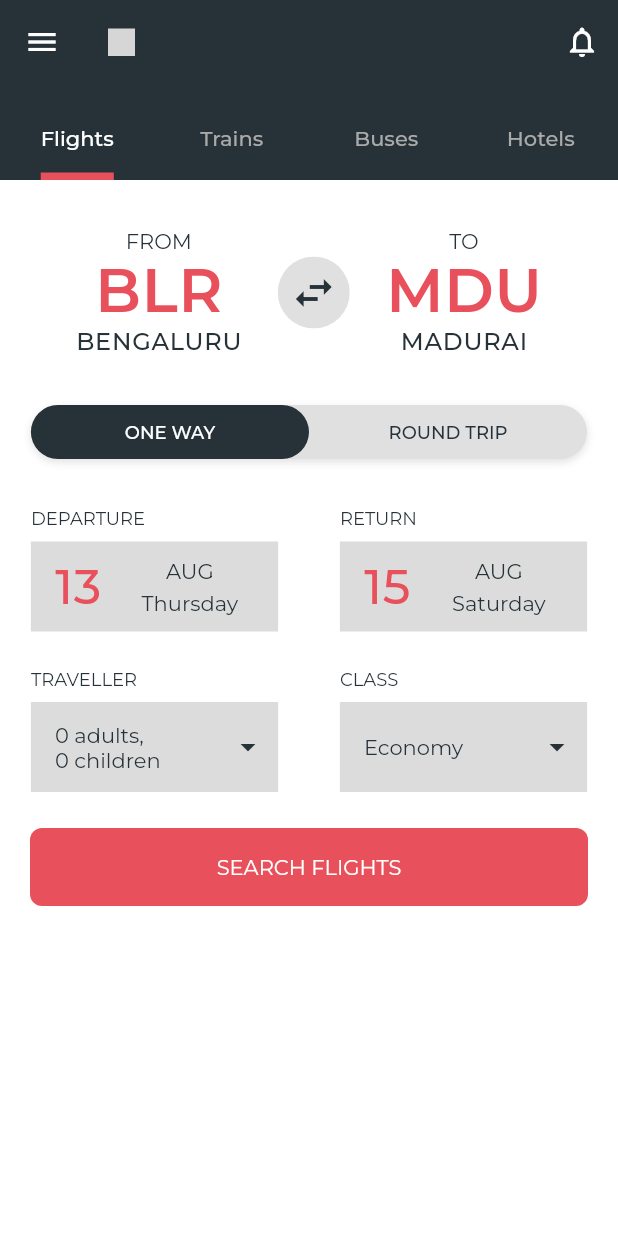
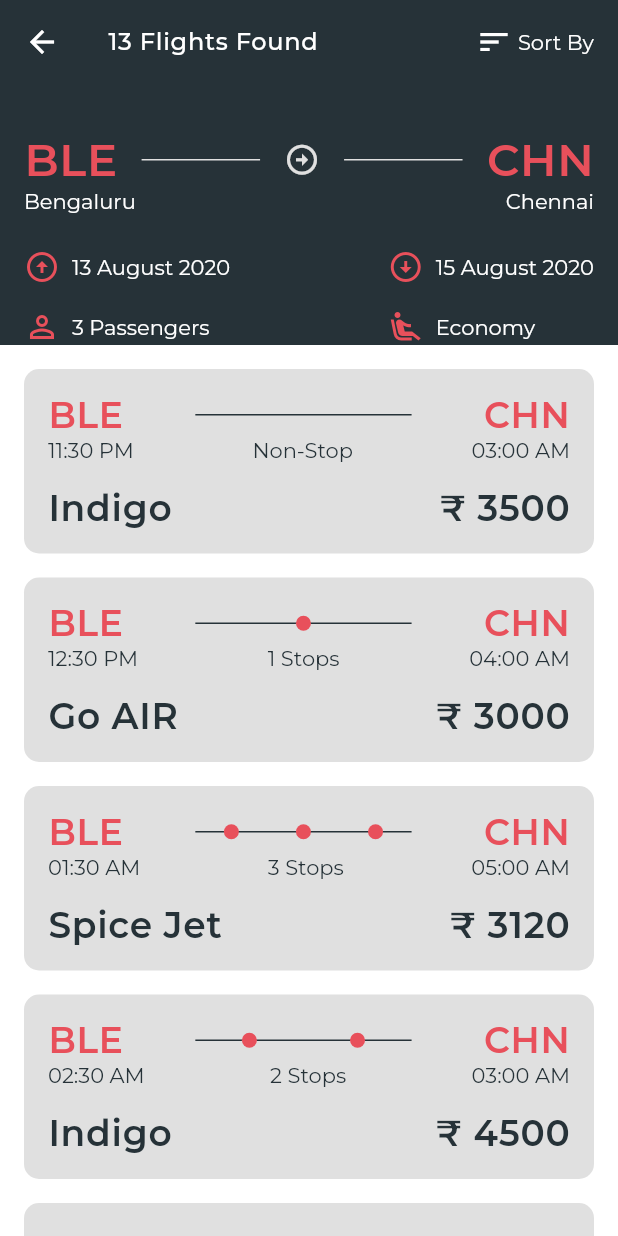
Before and after one commit to bala0406/Travel_App_Prototype, a Flutter app: the HomeScreen screen opened directly, after a tap on "SEARCH FLIGHTS", on a phone screen of 412 x 824 dp. Run offline on Flutter 3.47's test engine with Material 2 defaults, Android fonts, the phone set to English and light mode, and no system bars; drawn by our look-alikes of flutter_toggle_tab; our stand-ins replace device_preview, flutter_svg, google_fonts; grey boxes are pictures that could not be loaded.

Commit message:
Implement Flight Search results Screen

```diff
--- /dev/null
+++ b/lib/Models/FlightCardModel.dart
@@ -0,0 +1,31 @@
+import 'package:flutter/material.dart';
+import 'package:travel_app/common/Styles.dart';
+
+class FlightCardModel {
+  Widget image;
+  String from;
+  String to;
+  String fromTime;
+  String toTime;
+  String stops;
+  int stopsCount;
+  double price;
+
+  FlightCardModel(
+      {image,
+      this.from,
+      this.to,
+      this.fromTime,
+      this.toTime,
+      this.stops,
+      this.stopsCount,
+      this.price}) {
+    this.image = image ??
+        Container(
+          child: Text(
+            "Indigo",
+            style: Styles.primaryTitleTextStyle,
+          ),
+        );
+  }
+}
--- a/lib/Screens/Home/FlightsScreen.dart
+++ b/lib/Screens/Home/FlightsScreen.dart
@@ -1,5 +1,6 @@
 import 'package:flutter/material.dart';
 import 'package:flutter_toggle_tab/flutter_toggle_tab.dart';
+import 'package:travel_app/Screens/Home/SearchResults/SearchResultsScreen.dart';
 import 'package:travel_app/Widgets/Button.dart';
 import 'package:travel_app/common/Styles.dart';
 
@@ -139,7 +140,12 @@ class _FlightsScreenState extends State<FlightsScreen> {
             padding: const EdgeInsets.symmetric(horizontal: 20.0),
             child: button(
                 text: "SEARCH FLIGHTS",
-                onTap: () {},
+                onTap: () {
+                  Navigator.push(
+                      context,
+                      MaterialPageRoute(
+                          builder: (context) => SearchResultsScreen()));
+                },
                 color: Theme.of(context).accentColor,
                 textStyle: Theme.of(context).textTheme.button,
                 context: context),
@@ -183,9 +189,9 @@ class _FlightsScreenState extends State<FlightsScreen> {
       unSelectedTextStyle: Styles.body2TextStyleBold,
       labels: ["ONE WAY", "ROUND TRIP"],
       selectedLabelIndex: (index) {
-        // setState(() {
-        //   _selectedToggleTab = index;
-        // });
+        setState(() {
+          _selectedToggleTab = index;
+        });
       },
     );
   }
@@ -356,7 +362,9 @@ class _FlightsScreenState extends State<FlightsScreen> {
                           ),
                           Text(
                             day,
-                            style: Theme.of(context).textTheme.bodyText1,
+                            style: Styles.body1TextStyle,
+                            maxLines: 1,
+                            overflow: TextOverflow.ellipsis,
                           ),
                         ],
                       ),
--- a/lib/Screens/Home/HomeScreen.dart
+++ b/lib/Screens/Home/HomeScreen.dart
@@ -10,7 +10,6 @@ class HomeScreen extends StatefulWidget {
 
 class _HomeScreenState extends State<HomeScreen> {
   GlobalKey<ScaffoldState> _scaffoldKey = GlobalKey<ScaffoldState>();
-
   @override
   Widget build(BuildContext context) {
     return DefaultTabController(
--- /dev/null
+++ b/lib/Screens/Home/SearchResults/SearchResultsScreen.dart
@@ -0,0 +1,499 @@
+import 'package:flutter/cupertino.dart';
+import 'package:flutter/material.dart';
+import 'package:flutter/widgets.dart';
+import 'package:travel_app/Models/FlightCardModel.dart';
+import 'package:travel_app/Widgets/Button.dart';
+import 'package:travel_app/common/Styles.dart';
+import 'dart:math' as math;
+
+class SearchResultsScreen extends StatefulWidget {
+  @override
+  _SearchResultsScreenState createState() => _SearchResultsScreenState();
+}
+
+class _SearchResultsScreenState extends State<SearchResultsScreen> {
+  double appBarHeight = AppBar().preferredSize.height;
+  // GlobalKey sliverKey = GlobalKey();
+  // RenderBox _renderBox = sliverKey.currentContext.findRenderObject()
+  List<FlightCardModel> dummyCardData = [
+    FlightCardModel(
+        image: Text(
+          "Indigo",
+          style: Styles.primaryTitleTextStyle,
+        ),
+        from: "BLE",
+        to: "CHN",
+        fromTime: "11:30 PM",
+        toTime: "03:00 AM",
+        stops: "non-stop",
+        stopsCount: 0,
+        price: 3500),
+    FlightCardModel(
+        image: Text(
+          "Go AIR",
+          style: Styles.primaryTitleTextStyle,
+        ),
+        from: "BLE",
+        to: "CHN",
+        fromTime: "12:30 PM",
+        toTime: "04:00 AM",
+        stops: "one-stop",
+        stopsCount: 1,
+        price: 3000),
+    FlightCardModel(
+        image: Text(
+          "Spice Jet",
+          style: Styles.primaryTitleTextStyle,
+        ),
+        from: "BLE",
+        to: "CHN",
+        fromTime: "01:30 AM",
+        toTime: "05:00 AM",
+        stops: "three-stop",
+        stopsCount: 3,
+        price: 3120),
+    FlightCardModel(
+        from: "BLE",
+        to: "CHN",
+        fromTime: "02:30 AM",
+        toTime: "03:00 AM",
+        stops: "two-stop",
+        stopsCount: 2,
+        price: 4500),
+    FlightCardModel(
+        from: "BLE",
+        to: "CHN",
+        fromTime: "11.30 PM",
+        toTime: "03.00 AM",
+        stops: "non-stop",
+        stopsCount: 0,
+        price: 5000),
+    FlightCardModel(
+        image: Text(
+          "Indigo",
+          style: Styles.primaryTitleTextStyle,
+        ),
+        from: "BLE",
+        to: "CHN",
+        fromTime: "11:30 PM",
+        toTime: "03:00 AM",
+        stops: "non-stop",
+        stopsCount: 0,
+        price: 3500),
+    FlightCardModel(
+        image: Text(
+          "Go AIR",
+          style: Styles.primaryTitleTextStyle,
+        ),
+        from: "BLE",
+        to: "CHN",
+        fromTime: "12:30 PM",
+        toTime: "04:00 AM",
+        stops: "one-stop",
+        stopsCount: 1,
+        price: 3000),
+    FlightCardModel(
+        image: Text(
+          "Spice Jet",
+          style: Styles.primaryTitleTextStyle,
+        ),
+        from: "BLE",
+        to: "CHN",
+        fromTime: "01:30 AM",
+        toTime: "05:00 AM",
+        stops: "three-stop",
+        stopsCount: 3,
+        price: 3120),
+    FlightCardModel(
+        from: "BLE",
+        to: "CHN",
+        fromTime: "02:30 AM",
+        toTime: "03:00 AM",
+        stops: "two-stop",
+        stopsCount: 2,
+        price: 4500),
+    FlightCardModel(
+        from: "BLE",
+        to: "CHN",
+        fromTime: "11.30 PM",
+        toTime: "03.00 AM",
+        stops: "non-stop",
+        stopsCount: 0,
+        price: 5000),
+    FlightCardModel(
+        image: Text(
+          "Indigo",
+          style: Styles.primaryTitleTextStyle,
+        ),
+        from: "BLE",
+        to: "CHN",
+        fromTime: "11:30 PM",
+        toTime: "03:00 AM",
+        stops: "non-stop",
+        stopsCount: 0,
+        price: 3500),
+    FlightCardModel(
+        image: Text(
+          "Go AIR",
+          style: Styles.primaryTitleTextStyle,
+        ),
+        from: "BLE",
+        to: "CHN",
+        fromTime: "12:30 PM",
+        toTime: "04:00 AM",
+        stops: "one-stop",
+        stopsCount: 1,
+        price: 3000),
+    FlightCardModel(
+        image: Text(
+          "Spice Jet",
+          style: Styles.primaryTitleTextStyle,
+        ),
+        from: "BLE",
+        to: "CHN",
+        fromTime: "01:30 AM",
+        toTime: "05:00 AM",
+        stops: "three-stop",
+        stopsCount: 3,
+        price: 3120),
+  ];
+  @override
+  Widget build(BuildContext context) {
+    return Scaffold(
+        body: CustomScrollView(
+      physics: const BouncingScrollPhysics(),
+      slivers: [
+        SliverAppBar(
+          // key: sliverKey,
+          floating: false,
+          leading: IconButton(
+            icon: Icon(Icons.arrow_back),
+            onPressed: () {
+              Navigator.pop(context);
+            },
+          ),
+          title: Text(
+            "13 Flights Found",
+            style: Styles.secondaryTitleTextStyle.copyWith(color: Colors.white),
+          ),
+          pinned: true,
+          actions: [
+            Padding(
+              padding: const EdgeInsets.only(right: 16),
+              child: InkWell(
+                splashColor: Colors.white10,
+                onTap: () {},
+                child: Row(
+                  mainAxisAlignment: MainAxisAlignment.center,
+                  children: [
+                    Icon(Icons.sort_outlined),
+                    SizedBox(
+                      width: 4,
+                    ),
+                    Text(
+                      "Sort By",
+                      style:
+                          Styles.body1TextStyle.copyWith(color: Colors.white),
+                    )
+                  ],
+                ),
+              ),
+            )
+          ],
+          flexibleSpace: FlexibleSpaceBar(
+            background: Padding(
+                padding: EdgeInsets.only(top: appBarHeight + 32),
+                child: _buildSliverAppBarContent()),
+            collapseMode: CollapseMode.parallax,
+            stretchModes: [
+              StretchMode.zoomBackground,
+              StretchMode.blurBackground,
+              StretchMode.fadeTitle
+            ],
+          ),
+          expandedHeight: 230,
+          stretch: true,
+          // stretchTriggerOffset: 150,
+          // (sliverKey.currentContext.findRenderObject() as RenderBox).localToGlobal(Offset.zero) as double
+        ),
+        SliverList(
+            delegate: SliverChildBuilderDelegate((context, index) {
+          return _buildFlightCard(dummyCardData[index]);
+        }, childCount: dummyCardData.length)),
+      ],
+    ));
+  }
+
+  Widget _buildSliverAppBarContent() {
+    return Container(child: _buildTravelInformation());
+  }
+
+  Widget _buildTravelInformation() {
+    return Padding(
+      padding: const EdgeInsets.symmetric(horizontal: 16),
+      child: Column(
+        children: [
+          Row(
+            mainAxisAlignment: MainAxisAlignment.spaceBetween,
+            children: [
+              Text(
+                "BLE",
+                style: Styles.accentTitleTextStyle.copyWith(fontSize: 30),
+              ),
+              Expanded(
+                child: Padding(
+                  padding: const EdgeInsets.symmetric(horizontal: 16),
+                  child: Container(height: 1, color: Styles.secondaryGreyColor),
+                ),
+              ),
+              // SizedBox(width: 4,),
+              Transform.rotate(
+                  angle: math.pi / 2,
+                  child: Icon(
+                    Icons.arrow_circle_up,
+                    color: Styles.secondaryGreyColor,
+                  )),
+              // SizedBox(width: 4,),
+              Expanded(
+                child: Padding(
+                  padding: const EdgeInsets.symmetric(horizontal: 16),
+                  child: Container(height: 1, color: Styles.secondaryGreyColor),
+                ),
+              ),
+              Text(
+                "CHN",
+                style: Styles.accentTitleTextStyle.copyWith(fontSize: 30),
+              )
+            ],
+          ),
+          Row(
+            mainAxisAlignment: MainAxisAlignment.spaceBetween,
+            children: [
+              Text(
+                "Bengaluru",
+                style: Styles.body1TextStyle.copyWith(color: Colors.white),
+              ),
+              Text(
+                "Chennai",
+                style: Styles.body1TextStyle.copyWith(color: Colors.white),
+              ),
+            ],
+          ),
+          SizedBox(
+            height: 24,
+          ),
+          Row(
+            mainAxisAlignment: MainAxisAlignment.spaceBetween,
+            children: [
+              Align(
+                alignment: Alignment.centerLeft,
+                child: Container(
+                  // decoration:
+                  //     BoxDecoration(border: Border.all(color: Colors.red)),
+                  child: Column(
+                    crossAxisAlignment: CrossAxisAlignment.start,
+                    children: [
+                      Row(
+                        children: [
+                          Icon(
+                            Icons.arrow_circle_up,
+                            color: Styles.accentRedColor,
+                          ),
+                          SizedBox(
+                            width: 8,
+                          ),
+                          Text(
+                            "13 August 2020",
+                            style: Styles.body1TextStyle
+                                .copyWith(color: Colors.white),
+                          )
+                        ],
+                      ),
+                      SizedBox(
+                        height: 16,
+                      ),
+                      Row(
+                        children: [
+                          Icon(
+                            Icons.perm_identity_outlined,
+                            color: Styles.accentRedColor,
+                          ),
+                          SizedBox(
+                            width: 8,
+                          ),
+                          Text(
+                            "3 Passengers",
+                            style: Styles.body1TextStyle
+                                .copyWith(color: Colors.white),
+                          )
+                        ],
+                      )
+                    ],
+                  ),
+                ),
+              ),
+              Container(
+                alignment: Alignment.centerRight,
+                // decoration:
+                //     BoxDecoration(border: Border.all(color: Colors.red)),
+                child: Column(
+                  crossAxisAlignment: CrossAxisAlignment.start,
+                  children: [
+                    Row(
+                      children: [
+                        Icon(
+                          Icons.arrow_circle_down,
+                          color: Styles.accentRedColor,
+                        ),
+                        SizedBox(
+                          width: 8,
+                        ),
+                        Text(
+                          "15 August 2020",
+                          style: Styles.body1TextStyle
+                              .copyWith(color: Colors.white),
+                        )
+                      ],
+                    ),
+                    SizedBox(
+                      height: 16,
+                    ),
+                    Row(
+                      children: [
+                        Icon(
+                          Icons.airline_seat_recline_extra,
+                          color: Styles.accentRedColor,
+                        ),
+                        SizedBox(
+                          width: 8,
+                        ),
+                        Text(
+                          "Economy",
+                          style: Styles.body1TextStyle
+                              .copyWith(color: Colors.white),
+                        )
+                      ],
+                    )
+                  ],
+                ),
+              ),
+            ],
+          ),
+        ],
+      ),
+    );
+  }
+
+  Widget _buildFlightCard(FlightCardModel flightCard) {
+    return Padding(
+      padding: const EdgeInsets.only(left: 16, right: 16, top: 16),
+      child: Container(
+        alignment: Alignment.center,
+        decoration: BoxDecoration(
+            color: Styles.secondaryGreyColor,
+            borderRadius: BorderRadius.circular(10)),
+        padding: EdgeInsets.all(16),
+        child: InkWell(
+          child: Column(
+            mainAxisAlignment: MainAxisAlignment.spaceBetween,
+            children: [
+              Row(
+                mainAxisAlignment: MainAxisAlignment.spaceBetween,
+                children: [
+                  Text(
+                    flightCard.from,
+                    style: Styles.accentTitleTextStyle,
+                  ),
+                  Expanded(
+                      child: _buildStopsLine(stopsCount: flightCard.stopsCount)),
+                  Text(
+                    flightCard.to,
+                    style: Styles.accentTitleTextStyle,
+                  )
+                ],
+              ),
+              Row(
+                mainAxisAlignment: MainAxisAlignment.spaceBetween,
+                children: [
+                  Text(
+                    flightCard.fromTime,
+                    style: Styles.body1TextStyle,
+                  ),
+                  Text(
+                    flightCard.stopsCount == 0
+                        ? "Non-Stop"
+                        : flightCard.stopsCount.toString() + " Stops",
+                    style: Styles.body1TextStyle,
+                  ),
+                  Text(
+                    flightCard.toTime,
+                    style: Styles.body1TextStyle,
+                  ),
+                ],
+              ),
+              SizedBox(
+                height: 16,
+              ),
+              Row(
+                mainAxisAlignment: MainAxisAlignment.spaceBetween,
+                crossAxisAlignment: CrossAxisAlignment.center,
+                children: [
+                  ConstrainedBox(
+                      constraints: BoxConstraints(
+                          maxWidth: MediaQuery.of(context).size.width / 2 - 32),
+                      child: flightCard.image),
+                  ConstrainedBox(
+                    constraints: BoxConstraints(
+                        maxWidth: MediaQuery.of(context).size.width / 2 - 32),
+                    child: Text(
+                      "₹ " + flightCard.price.toInt().toString(),
+                      style: Styles.primaryTitleTextStyle,
+                    ),
+                  )
+                ],
+              )
+            ],
+          ),
+        ),
+      ),
+    );
+  }
+
+  Widget _buildStopsLine({int stopsCount}) {
+    List<Widget> circles = [];
+    Widget stopsCircle = Container(
+      height: 10,
+      width: 10,
+      decoration: BoxDecoration(
+        shape: BoxShape.circle,
+        color: Styles.accentRedColor,
+      ),
+    );
+    int index = 0;
+    while (index < stopsCount) {
+      circles.add(stopsCircle);
+      index++;
+    }
+    return Padding(
+      padding: EdgeInsets.symmetric(horizontal: 48),
+      child: Stack(
+        alignment: Alignment.center,
+        children: [
+          Container(
+            color: Styles.primaryDarkBlueColor,
+            height: 1,
+            //use expanded as parent to occupy the maximum width
+          ),
+          Row(
+            mainAxisAlignment: stopsCount == 1
+                ? MainAxisAlignment.center
+                : MainAxisAlignment.spaceAround,
+            children: circles,
+          ),
+        ],
+      ),
+    );
+    // ],
+    // );
+  }
+}
--- a/lib/Widgets/Button.dart
+++ b/lib/Widgets/Button.dart
@@ -1,6 +1,5 @@
 import 'package:flutter/material.dart';
 import 'package:travel_app/common/Styles.dart';
-
 
 Widget button(
     {String text,
@@ -31,6 +30,23 @@ Widget button(
     ),
   );
 }
+
+Widget wrapWithButton(
+    {Widget child,
+    Function onTap,
+    BuildContext context}) {
+  return Container(
+    child: Material(
+      color: Colors.transparent,
+      child: InkWell(
+        onTap: onTap,
+        splashFactory: InkRipple.splashFactory,
+        child: Center(child: child),
+      ),
+    ),
+  );
+}
+
 Widget iconButton(
     {Widget image,
     Function onTap,
@@ -50,9 +66,7 @@ Widget iconButton(
         borderRadius: BorderRadius.circular(8),
         onTap: onTap,
         splashFactory: InkRipple.splashFactory,
-        child: Center(
-          child: image
-        ),
+        child: Center(child: image),
       ),
     ),
   );
--- a/lib/common/Styles.dart
+++ b/lib/common/Styles.dart
@@ -34,10 +34,10 @@ class Styles {
 
   static TextStyle get secondaryTitleTextStyle => GoogleFonts.montserrat(
         color: primaryDarkBlueColor,
-        fontSize: title3FontSize,
-        fontWeight: FontWeight.w500,
-        letterSpacing: titleLetterSpacing,
-      );
+    fontSize: title3FontSize,
+    letterSpacing: titleLetterSpacing,
+    fontWeight: FontWeight.w500,
+  );
 
   static TextStyle get accentTitleTextStyle => GoogleFonts.montserrat(
         color: accentRedColor,
--- a/lib/main.dart
+++ b/lib/main.dart
@@ -1,9 +1,14 @@
+import 'package:device_preview/device_preview.dart';
 import 'package:flutter/material.dart';
 import 'package:travel_app/Screens/Home/HomeScreen.dart';
+import 'package:travel_app/Screens/Home/SearchResults/SearchResultsScreen.dart';
+import 'package:travel_app/Screens/LandingScreen.dart';
 import 'package:travel_app/Screens/SplashScreen.dart';
 import 'package:travel_app/common/Styles.dart';
 
 void main() {
+  // runApp(DevicePreview(
+  //   builder:(_) => MyApp()));
   runApp(MyApp());
 }
 
@@ -12,7 +17,8 @@ class MyApp extends StatelessWidget {
   @override
   Widget build(BuildContext context) {
     return MaterialApp(
-      title: 'Flutter Demo',
+      // locale: DevicePreview.of(context).locale, // <--- /!\ Add the locale
+      // builder: DevicePreview.appBuilder,
       theme: ThemeData(
           visualDensity: VisualDensity.adaptivePlatformDensity,
           primaryColor: Styles.primaryDarkBlueColor,
@@ -34,7 +40,7 @@ class MyApp extends StatelessWidget {
             bodyText1: Styles.body1TextStyle,
             bodyText2: Styles.body2TextStyle,
           )),
-      home: SplashScreen(),
+      home: LandingScreen(),
     );
   }
 }
--- a/pubspec.yaml
+++ b/pubspec.yaml
@@ -24,12 +24,12 @@ dependencies:
   flutter:
     sdk: flutter
   google_fonts: ^1.1.0
-  flutter_svg: ^0.18.0
+  flutter_svg: ^0.19.1
   flutter_toggle_tab: ^0.0.3+2
   # The following adds the Cupertino Icons font to your application.
   # Use with the CupertinoIcons class for iOS style icons.
   cupertino_icons: ^0.1.3
-
+  device_preview: ^0.4.8
 dev_dependencies:
   flutter_test:
     sdk: flutter
```
Also changed, not shown: pubspec.lock, 4 other files. Lines whose indentation alone changed are shown as unchanged.
